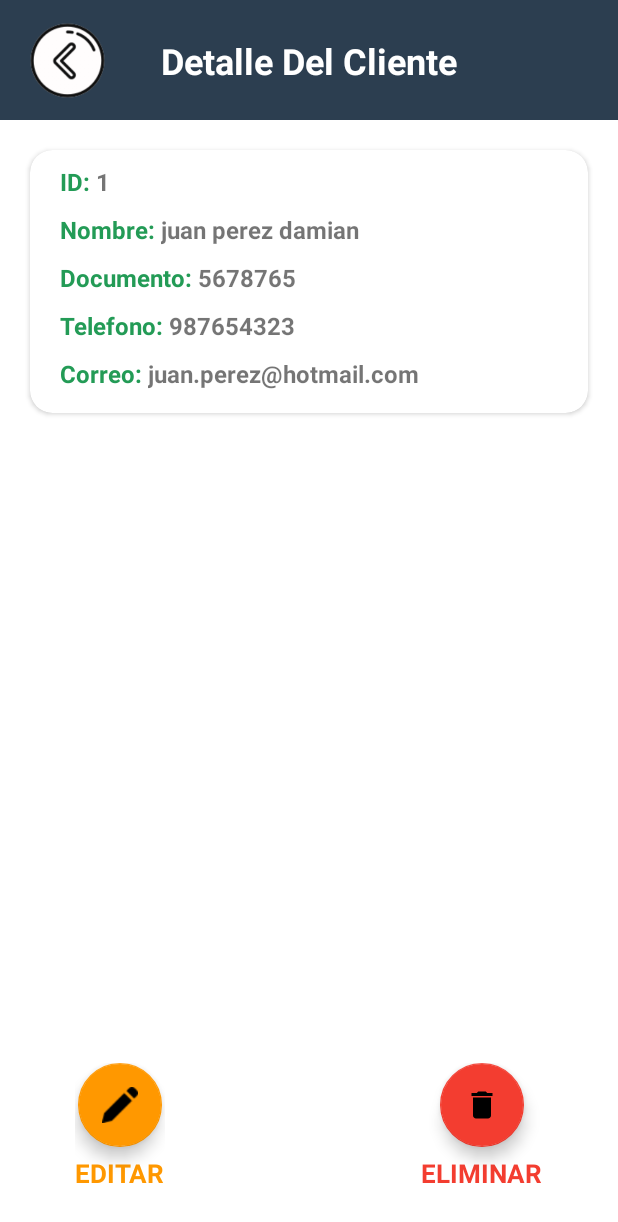
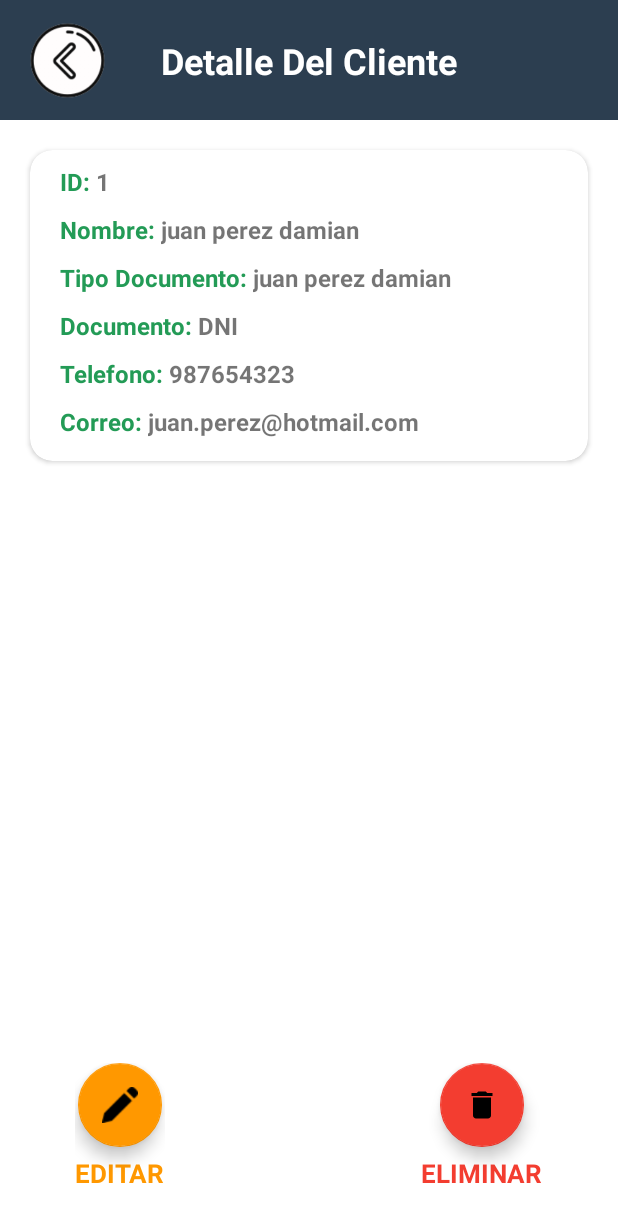
Before and after one commit to Giuhel/VentApps, an Android app: the DetalleCliente screen opened directly, with no data from a screen before it, on a phone screen of 412 x 824 dp. Shown: the top 1222 px of the screen. Run offline under Robolectric (Android 15) with nearby library versions, the phone set to English and light mode, and no system bars.

Commit message:
actualizar y eliminar clientes

```diff
--- a/app/src/main/java/com/venta/ventapps/Actividades/clientes/DetalleCliente.java
+++ b/app/src/main/java/com/venta/ventapps/Actividades/clientes/DetalleCliente.java
@@ -23,9 +23,9 @@ import com.venta.ventapps.utilidades.Utilidades;
 
 public class DetalleCliente extends AppCompatActivity {
 
-    TextView id,nombre,documento,telefono,correo;
+    TextView id,nombre,tipodoc,documento,telefono,correo;
     ImageView atras;
-    FloatingActionButton eliminar;
+    FloatingActionButton eliminar,editar;
 
     conexionSQLite conn;
     @Override
@@ -35,11 +35,13 @@ public class DetalleCliente extends AppCompatActivity {
 
         id=findViewById(R.id.listidcliente);
         nombre=findViewById(R.id.listnombrecliente);
-        documento=findViewById(R.id.listdocumentocliente);
+        tipodoc=findViewById(R.id.listTipoDocliente);
+        documento=findViewById(R.id.listdocumentoclientee);
         telefono=findViewById(R.id.listtelefonocliente);
         correo=findViewById(R.id.listcorreocliente);
         atras=findViewById(R.id.atrasdetalleliente);
         eliminar=findViewById(R.id.eliminarcliente);
+        editar=findViewById(R.id.editarcliente);
 
         conn=new conexionSQLite(getApplicationContext(),"ventApps",null,1);
 
@@ -47,12 +49,14 @@ public class DetalleCliente extends AppCompatActivity {
         if(miBundle!=null){
             int ide=miBundle.getInt("ID");
             String nom=miBundle.getString("NOM");
+            String td=miBundle.getString("TIPD");
             String docu=miBundle.getString("DOC");
             String tel=miBundle.getString("CEL");
             String corre=miBundle.getString("CORREO");
 
             id.setText(ide+"");
             nombre.setText(nom);
+            tipodoc.setText(td);
             documento.setText(docu);
             telefono.setText(tel);
             correo.setText(corre);
@@ -62,6 +66,13 @@ public class DetalleCliente extends AppCompatActivity {
             @Override
             public void onClick(View view) {
                 DialogoEliminar();
+            }
+        });
+
+        editar.setOnClickListener(new View.OnClickListener() {
+            @Override
+            public void onClick(View view) {
+                IrAeditarCliente();
             }
         });
     }
@@ -76,12 +87,19 @@ public class DetalleCliente extends AppCompatActivity {
         }
     }
 
-    private void editarcliente() {
-        SQLiteDatabase db=conn.getWritableDatabase();
-        String [] parametros={id.getText().toString()};
-
-        ContentValues values=new ContentValues();
-        values.put(Utilidades.CAMPO_ID,id.getText().toString());
+    private void IrAeditarCliente() {
+        Intent miintent=new Intent(DetalleCliente.this,clientes.class);
+        Bundle mibundle=new Bundle();
+        mibundle.putInt("ID",Integer.parseInt(id.getText().toString()));
+        mibundle.putString("NOM",nombre.getText().toString());
+        mibundle.putString("TIPD",tipodoc.getText().toString());
+        mibundle.putString("DOC",documento.getText().toString());
+        mibundle.putString("CEL",telefono.getText().toString());
+        mibundle.putString("CORREO",correo.getText().toString());
+        mibundle.putString("acc","editar");
+        miintent.putExtras(mibundle);
+        startActivity(miintent);
+        finish();
     }
 
     private void eliminarCliente() {
--- a/app/src/main/java/com/venta/ventapps/Actividades/clientes/ListadeCientes.java
+++ b/app/src/main/java/com/venta/ventapps/Actividades/clientes/ListadeCientes.java
@@ -4,6 +4,7 @@ import androidx.appcompat.app.AppCompatActivity;
 import androidx.recyclerview.widget.LinearLayoutManager;
 import androidx.recyclerview.widget.RecyclerView;
 
+import android.content.ContentValues;
 import android.content.Intent;
 import android.database.Cursor;
 import android.database.sqlite.SQLiteDatabase;
@@ -88,13 +89,16 @@ public class ListadeCientes extends AppCompatActivity implements AdaptadorClient
         }
     }
 
+
+
     @Override
     public void itemClick(Clientes clientes) {
-       System.out.println(clientes.getNombre()+" aquiiiii");
+        System.out.println(clientes.getTipodoc()+" aquiiiii");
         Intent miintent=new Intent(ListadeCientes.this,DetalleCliente.class);
         Bundle mibundle=new Bundle();
         mibundle.putInt("ID",clientes.getId());
         mibundle.putString("NOM",clientes.getNombre());
+        mibundle.putString("TIPD",clientes.getTipodoc());
         mibundle.putString("DOC",clientes.getDocumento());
         mibundle.putString("CEL",clientes.getTelefono());
         mibundle.putString("CORREO",clientes.getCorreo());
--- a/app/src/main/res/layout/activity_detalle_cliente.xml
+++ b/app/src/main/res/layout/activity_detalle_cliente.xml
@@ -124,6 +124,31 @@
                     <TextView
                         android:layout_width="wrap_content"
                         android:layout_height="wrap_content"
+                        android:text="Tipo Documento: "
+                        android:textStyle="bold"
+                        android:textColor="@color/Verde"
+                        android:textSize="16sp"
+                        android:layout_marginLeft="20sp" />
+
+                    <TextView
+                        android:id="@+id/listTipoDocliente"
+                        android:layout_width="match_parent"
+                        android:layout_height="wrap_content"
+                        android:text="juan perez damian"
+                        android:textStyle="bold"
+                        android:textSize="16sp"/>
+
+                </LinearLayout>
+
+                <LinearLayout
+                    android:layout_width="match_parent"
+                    android:layout_height="wrap_content"
+                    android:layout_marginTop="10sp"
+                    android:orientation="horizontal">
+
+                    <TextView
+                        android:layout_width="wrap_content"
+                        android:layout_height="wrap_content"
                         android:text="Documento: "
                         android:textStyle="bold"
                         android:textColor="@color/Verde"
@@ -131,10 +156,10 @@
                         android:layout_marginLeft="20sp" />
 
                     <TextView
-                        android:id="@+id/listdocumentocliente"
+                        android:id="@+id/listdocumentoclientee"
                         android:layout_width="match_parent"
                         android:layout_height="wrap_content"
-                        android:text="5678765"
+                        android:text="DNI"
                         android:textStyle="bold"
                         android:textSize="16sp"/>
 
@@ -196,7 +221,6 @@
         </androidx.cardview.widget.CardView>
 
         <LinearLayout
-            android:id="@+id/editarcliente"
             android:layout_width="wrap_content"
             android:layout_height="wrap_content"
             android:layout_marginLeft="50dp"
@@ -207,6 +231,7 @@
             app:layout_constraintStart_toStartOf="parent">
 
             <com.google.android.material.floatingactionbutton.FloatingActionButton
+                android:id="@+id/editarcliente"
                 android:layout_width="wrap_content"
                 android:layout_height="wrap_content"
                 android:layout_gravity="center"
```
Also changed, not shown: app/src/main/java/com/venta/ventapps/Actividades/clientes/clientes.java (+47 -1 lines).
